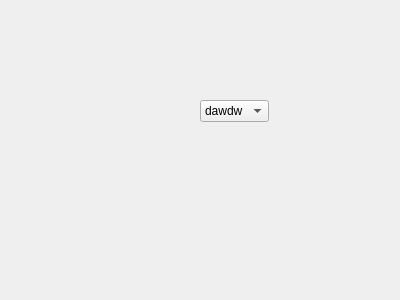
Before: the Qt Designer form ui_files/test.ui in npeersab/Universal-Data-Comparator, drawn with Qt 5.
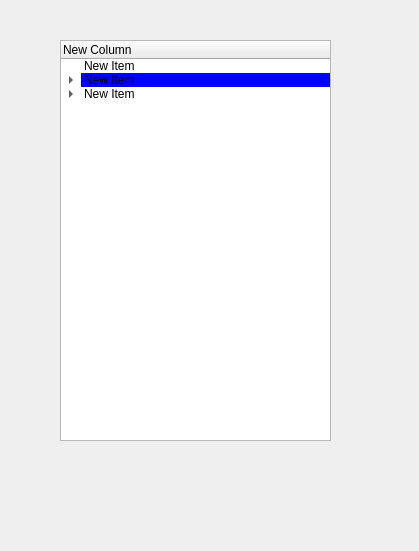
After: the same form once the commit is applied.

Diff of the .ui file:
```diff
--- a/ui_files/test.ui
+++ b/ui_files/test.ui
@@ -6,27 +6,102 @@
    <rect>
     <x>0</x>
     <y>0</y>
-    <width>400</width>
-    <height>300</height>
+    <width>419</width>
+    <height>551</height>
    </rect>
   </property>
   <property name="windowTitle">
    <string>Form</string>
   </property>
-  <widget class="QComboBox" name="comboBox">
+  <widget class="QTreeWidget" name="treeWidget">
    <property name="geometry">
     <rect>
-     <x>200</x>
-     <y>100</y>
-     <width>69</width>
-     <height>22</height>
+     <x>60</x>
+     <y>40</y>
+     <width>271</width>
+     <height>401</height>
     </rect>
    </property>
+   <property name="selectionMode">
+    <enum>QAbstractItemView::MultiSelection</enum>
+   </property>
+   <property name="selectionBehavior">
+    <enum>QAbstractItemView::SelectRows</enum>
+   </property>
+   <column>
+    <property name="text">
+     <string>New Column</string>
+    </property>
+   </column>
    <item>
     <property name="text">
-     <string>dawdw</string>
+     <string>New Item</string>
     </property>
    </item>
+   <item>
+    <property name="text">
+     <string>New Item</string>
+    </property>
+    <property name="background">
+     <brush brushstyle="SolidPattern">
+      <color alpha="255">
+       <red>0</red>
+       <green>0</green>
+       <blue>255</blue>
+      </color>
+     </brush>
+    </property>
+    <property name="foreground">
+     <brush brushstyle="NoBrush">
+      <color alpha="255">
+       <red>255</red>
+       <green>255</green>
+       <blue>255</blue>
+      </color>
+     </brush>
+    </property>
+    <property name="flags">
+     <set>ItemIsDragEnabled|ItemIsUserCheckable|ItemIsEnabled</set>
+    </property>
+    <item>
+     <property name="text">
+      <string>New Subitem</string>
+     </property>
+    </item>
+    <item>
+     <property name="text">
+      <string>New Item</string>
+     </property>
+    </item>
+    <item>
+     <property name="text">
+      <string>New Item</string>
+     </property>
+    </item>
+   </item>
+   <item>
+    <property name="text">
+     <string>New Item</string>
+    </property>
+    <property name="flags">
+     <set>ItemIsDragEnabled|ItemIsUserCheckable|ItemIsEnabled</set>
+    </property>
+    <item>
+     <property name="text">
+      <string>New Subitem</string>
+     </property>
+    </item>
+    <item>
+     <property name="text">
+      <string>New Item</string>
+     </property>
+    </item>
+    <item>
+     <property name="text">
+      <string>New Item</string>
+     </property>
+    </item>
+   </item>
   </widget>
  </widget>
  <resources/>
```
